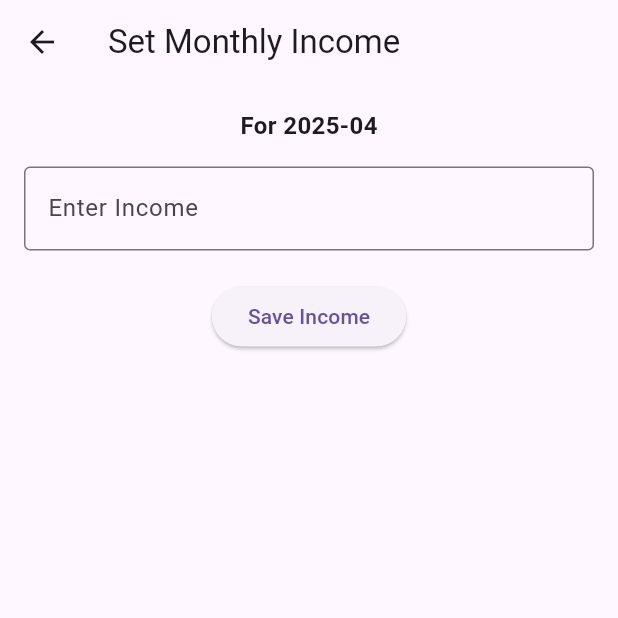
After one commit to anjan-in/expense_tracker, a Flutter app: the SetIncomeScreen screen opened directly, on a phone screen of 412 x 824 dp, the top half of it. The commit adds this screen. Run offline on Flutter 3.47's test engine with Material 3 defaults, Android fonts, the phone set to English and light mode, and no system bars; our stand-ins replace fl_chart, hive, hive_flutter, shared_preferences; accounts and stored records are empty; generated files the repository leaves out were written again.

Commit message:
Set income screen

```diff
--- /dev/null
+++ b/lib/models/monthly_income_model.dart
@@ -0,0 +1,14 @@
+import 'package:hive/hive.dart';
+
+part 'monthly_income_model.g.dart';
+
+@HiveType(typeId: 1)
+class MonthlyIncome extends HiveObject {
+  @HiveField(0)
+  final String month; // Format: 'yyyy-MM'
+
+  @HiveField(1)
+  final double income;
+
+  MonthlyIncome({required this.month, required this.income});
+}
--- a/lib/screens/analytics_screen.dart
+++ b/lib/screens/analytics_screen.dart
@@ -113,7 +113,7 @@ class _AnalyticsScreenState extends State<AnalyticsScreen> {
         ),
         barTouchData: BarTouchData(
           touchTooltipData: BarTouchTooltipData(
-            tooltipBgColor: Colors.black87,
+            // tooltipBgColor: Colors.black87,
             getTooltipItem: (group, groupIndex, rod, rodIndex) {
               return BarTooltipItem(
                 '$symbol ${rod.toY.toStringAsFixed(0)}',
--- a/lib/screens/home_screen.dart
+++ b/lib/screens/home_screen.dart
@@ -1,10 +1,13 @@
 import 'package:flutter/material.dart';
+import 'package:hive/hive.dart';
+import 'package:intl/intl.dart';
 import 'package:shared_preferences/shared_preferences.dart';
 import '../utils/currency_helper.dart';
 import '../providers/transaction_provider.dart';
 import 'package:provider/provider.dart';
 import 'add_transaction_screen.dart';
 import '../screens/transaction_detail_screen.dart';
+import '../models/monthly_income_model.dart';
 
 class HomeScreen extends StatefulWidget {
   const HomeScreen({super.key});
@@ -39,6 +42,9 @@ class _HomeScreenState extends State<HomeScreen> {
   @override
   Widget build(BuildContext context) {
     final symbol = getCurrencySymbol(selectedCurrency);
+    final String currentMonthKey = DateFormat('yyyy-MM').format(DateTime.now());
+    final incomeBox = Hive.box<MonthlyIncome>('monthlyIncomeBox');
+    final monthlyIncome = incomeBox.get(currentMonthKey)?.income ?? 0.0;
 
     return SafeArea(
       child: SingleChildScrollView(
--- /dev/null
+++ b/lib/screens/set_income_screen.dart
@@ -0,0 +1,82 @@
+import 'package:flutter/material.dart';
+import 'package:hive/hive.dart';
+import 'package:intl/intl.dart';
+import '../models/monthly_income_model.dart';
+
+class SetIncomeScreen extends StatefulWidget {
+  const SetIncomeScreen({super.key});
+
+  @override
+  State<SetIncomeScreen> createState() => _SetIncomeScreenState();
+}
+
+class _SetIncomeScreenState extends State<SetIncomeScreen> {
+  final TextEditingController _incomeController = TextEditingController();
+  final Box<MonthlyIncome> _incomeBox = Hive.box<MonthlyIncome>(
+    'monthlyIncomeBox',
+  );
+  late String _currentMonthKey;
+
+  @override
+  void initState() {
+    super.initState();
+    _currentMonthKey = DateFormat('yyyy-MM').format(DateTime.now());
+    _loadCurrentMonthIncome();
+  }
+
+  void _loadCurrentMonthIncome() {
+    final existing = _incomeBox.get(_currentMonthKey);
+    if (existing != null) {
+      _incomeController.text = existing.income.toString();
+    }
+  }
+
+  void _saveIncome() {
+    final input = double.tryParse(_incomeController.text);
+    if (input == null || input < 0) {
+      ScaffoldMessenger.of(context).showSnackBar(
+        const SnackBar(content: Text('Please enter a valid income amount')),
+      );
+      return;
+    }
+
+    final newIncome = MonthlyIncome(month: _currentMonthKey, income: input);
+    _incomeBox.put(_currentMonthKey, newIncome);
+
+    ScaffoldMessenger.of(
+      context,
+    ).showSnackBar(const SnackBar(content: Text('Income saved successfully')));
+  }
+
+  @override
+  Widget build(BuildContext context) {
+    return Scaffold(
+      appBar: AppBar(title: const Text('Set Monthly Income')),
+      body: Padding(
+        padding: const EdgeInsets.all(16.0),
+        child: Column(
+          children: [
+            Text(
+              'For $_currentMonthKey',
+              style: const TextStyle(fontSize: 16, fontWeight: FontWeight.bold),
+            ),
+            const SizedBox(height: 16),
+            TextField(
+              controller: _incomeController,
+              keyboardType: TextInputType.number,
+              decoration: const InputDecoration(
+                labelText: 'Enter Income',
+                border: OutlineInputBorder(),
+              ),
+            ),
+            const SizedBox(height: 20),
+            ElevatedButton(
+              onPressed: _saveIncome,
+              child: const Text('Save Income'),
+            ),
+          ],
+        ),
+      ),
+    );
+  }
+}
```
Also changed, not shown: lib/main.dart (+107 -11 lines), pubspec.yaml (+8 -2 lines), pubspec.lock, 3 other files.
